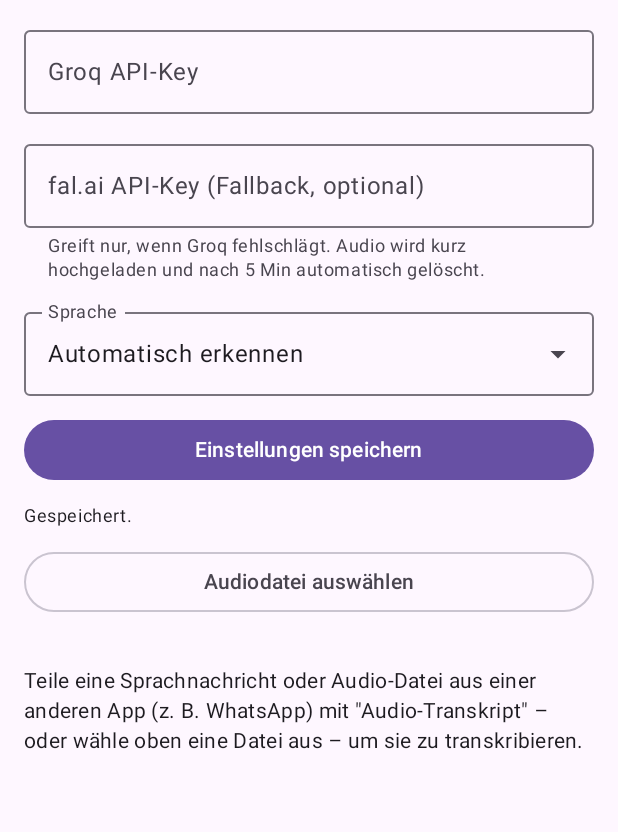
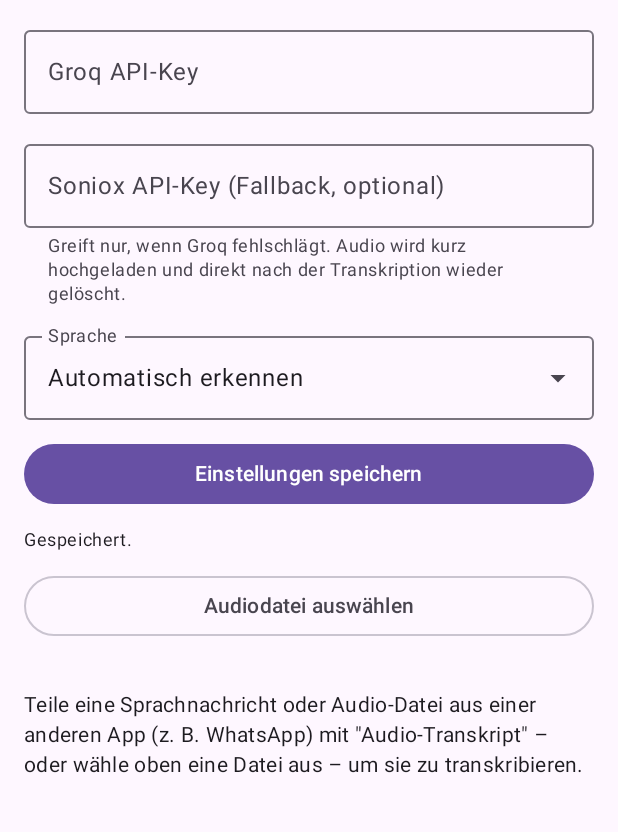
Before and after one commit to IlianP/android-voice-message-transcriber, an Android app built with Jetpack Compose: the screen it shows after launch (MainActivity), after a tap on "Einstellungen speichern", on a phone screen of 412 x 824 dp, the part 72-904 px from its top. Run offline under Robolectric (Android 15) with nearby library versions, the phone set to English and light mode, and no system bars.

Commit message:
Replace fal.ai fallback with Soniox async transcription
Groq stays the primary provider; the second provider is now Soniox instead
of fal.ai Wizper.

- SonioxClient: upload to /v1/files, submit an stt-async-v5 job, poll, then
  fetch the transcript. Soniox keeps uploads and jobs until they are removed,
  so both are deleted afterwards (in a NonCancellable finally block, so a
  cancelled or failed run cleans up too). fal's 5-minute auto-expiry has no
  equivalent here, so explicit deletion takes its place.
- API errors are reported with Soniox's readable `message` field instead of
  the raw JSON body.
- Settings: `falApiKey` becomes `sonioxApiKey`; a previously stored fal key is
  useless now and gets removed from both the encrypted and the legacy store.
- UI and debug panel relabelled; the "open latest upload URL" button is gone
  since Soniox uploads are not publicly reachable, and the log now records the
  file and job IDs so cleanup can be verified.

The Soniox key is entered in the app only, exactly like the Groq key.

Verified against the live API: mp3 and WhatsApp-style mono Opus/OGG voice
notes, German with a language hint and with auto-detect (umlauts intact),
invalid-key error handling, and zero files or jobs left behind afterwards.

Co-Authored-By: Claude Opus 5 <noreply@anthropic.com>
Claude-Session: https://claude.ai/code/session_01FB3wCbUagbwe9cVZUQS7jY

```diff
--- a/app/src/main/java/de/ilianp/audiotranskript/MainActivity.kt
+++ b/app/src/main/java/de/ilianp/audiotranskript/MainActivity.kt
@@ -84,7 +84,7 @@ fun AppScreen(sharedUri: Uri?) {
     val settings = remember { Settings(context) }
 
     var groqKey by remember { mutableStateOf(settings.groqApiKey) }
-    var falKey by remember { mutableStateOf(settings.falApiKey) }
+    var sonioxKey by remember { mutableStateOf(settings.sonioxApiKey) }
     var langCode by remember { mutableStateOf(settings.languageCode) }
     var savedHint by remember { mutableStateOf(false) }
 
@@ -96,7 +96,7 @@ fun AppScreen(sharedUri: Uri?) {
     var job by remember { mutableStateOf<Job?>(null) }
     var debugLog by remember { mutableStateOf(DebugLog.get(context)) }
 
-    val hasKey = groqKey.isNotBlank() || falKey.isNotBlank()
+    val hasKey = groqKey.isNotBlank() || sonioxKey.isNotBlank()
     val activeUri = sharedUri ?: pickedUri
 
     fun startTranscription(uri: Uri) {
@@ -107,8 +107,8 @@ fun AppScreen(sharedUri: Uri?) {
         elapsedSeconds = 0
         job = scope.launch {
             try {
-                result = WizperClient.transcribe(context, uri, groqKey, falKey, langCode) { url ->
-                    DebugLog.addFalUpload(context, url)
+                result = WizperClient.transcribe(context, uri, groqKey, sonioxKey, langCode) { info ->
+                    DebugLog.addSonioxJob(context, info)
                     debugLog = DebugLog.get(context)
                 }
             } catch (e: CancellationException) {
@@ -162,11 +162,11 @@ fun AppScreen(sharedUri: Uri?) {
         )
 
         OutlinedTextField(
-            value = falKey,
-            onValueChange = { falKey = it; savedHint = false },
-            label = { Text("fal.ai API-Key (Fallback, optional)") },
+            value = sonioxKey,
+            onValueChange = { sonioxKey = it; savedHint = false },
+            label = { Text("Soniox API-Key (Fallback, optional)") },
             supportingText = {
-                Text("Greift nur, wenn Groq fehlschlägt. Audio wird kurz hochgeladen und nach 5 Min automatisch gelöscht.")
+                Text("Greift nur, wenn Groq fehlschlägt. Audio wird kurz hochgeladen und direkt nach der Transkription wieder gelöscht.")
             },
             singleLine = true,
             visualTransformation = PasswordVisualTransformation(),
@@ -178,10 +178,10 @@ fun AppScreen(sharedUri: Uri?) {
         Button(
             onClick = {
                 settings.groqApiKey = groqKey
-                settings.falApiKey = falKey
+                settings.sonioxApiKey = sonioxKey
                 settings.languageCode = langCode
                 groqKey = settings.groqApiKey
-                falKey = settings.falApiKey
+                sonioxKey = settings.sonioxApiKey
                 savedHint = true
             },
             modifier = Modifier.fillMaxWidth(),
@@ -227,7 +227,6 @@ fun AppScreen(sharedUri: Uri?) {
             Spacer(Modifier.height(8.dp))
             DebugPanel(
                 log = debugLog,
-                onOpenLatest = { DebugLog.latestUrl(context)?.let { openUrl(context, it) } },
                 onCopy = { clipboard.setText(AnnotatedString(debugLog)) },
                 onClear = { DebugLog.clear(context); debugLog = "" },
             )
@@ -330,7 +329,6 @@ private fun TranscriptionPanel(
 @Composable
 private fun DebugPanel(
     log: String,
-    onOpenLatest: () -> Unit,
     onCopy: () -> Unit,
     onClear: () -> Unit,
 ) {
@@ -341,31 +339,25 @@ private fun DebugPanel(
                 .padding(16.dp),
             verticalArrangement = Arrangement.spacedBy(8.dp),
         ) {
-            Text("Debug: fal.ai-Uploads", style = MaterialTheme.typography.titleMedium)
+            Text("Debug: Soniox-Jobs", style = MaterialTheme.typography.titleMedium)
             if (log.isBlank()) {
                 Text(
-                    "Noch keine Uploads. Greift erst, wenn der fal-Fallback genutzt wird.",
+                    "Noch keine Jobs. Greift erst, wenn der Soniox-Fallback genutzt wird.",
                     style = MaterialTheme.typography.bodySmall,
                 )
             } else {
                 Text(log, style = MaterialTheme.typography.bodySmall)
                 Row(horizontalArrangement = Arrangement.spacedBy(8.dp)) {
-                    OutlinedButton(onClick = onOpenLatest) { Text("Neueste öffnen") }
                     OutlinedButton(onClick = onCopy) { Text("Kopieren") }
                     OutlinedButton(onClick = onClear) { Text("Leeren") }
                 }
                 Text(
-                    "Tipp: URL nach 5 Min im Browser öffnen – sollte dann nicht mehr abrufbar sein.",
+                    "Tipp: IDs in der Soniox-Console prüfen – Datei und Job sollten dort nicht mehr auftauchen.",
                     style = MaterialTheme.typography.bodySmall,
                 )
             }
         }
     }
-}
-
-private fun openUrl(context: Context, url: String) {
-    val view = Intent(Intent.ACTION_VIEW, Uri.parse(url))
-    context.startActivity(Intent.createChooser(view, "URL öffnen"))
 }
 
 private fun shareText(context: Context, text: String) {
--- a/app/src/main/java/de/ilianp/audiotranskript/Settings.kt
+++ b/app/src/main/java/de/ilianp/audiotranskript/Settings.kt
@@ -25,6 +25,7 @@ class Settings(context: Context) {
 
     private val prefs: SharedPreferences = createPrefs(context).also { securePrefs ->
         migrateLegacy(context, securePrefs)
+        dropObsoleteFalKey(context, securePrefs)
     }
 
     var groqApiKey: String
@@ -33,10 +34,10 @@ class Settings(context: Context) {
             prefs.edit().putString(KEY_GROQ, value.trim()).apply()
         }
 
-    var falApiKey: String
-        get() = prefs.getString(KEY_FAL, "") ?: ""
+    var sonioxApiKey: String
+        get() = prefs.getString(KEY_SONIOX, "") ?: ""
         set(value) {
-            prefs.edit().putString(KEY_FAL, value.trim()).apply()
+            prefs.edit().putString(KEY_SONIOX, value.trim()).apply()
         }
 
     var languageCode: String
@@ -56,7 +57,8 @@ class Settings(context: Context) {
         private const val SECURE_FILE = "settings_secure"
         private const val LEGACY_FILE = "settings"
         private const val KEY_GROQ = "api_key"
-        private const val KEY_FAL = "fal_api_key"
+        private const val KEY_SONIOX = "soniox_api_key"
+        private const val KEY_LEGACY_FAL = "fal_api_key"
         private const val KEY_LANG = "language"
         private const val KEY_SPEED = "playback_speed"
 
@@ -79,15 +81,28 @@ class Settings(context: Context) {
         /** Copies keys from the old plaintext file into [securePrefs] once, then clears them. */
         private fun migrateLegacy(context: Context, securePrefs: SharedPreferences) {
             val legacy = context.getSharedPreferences(LEGACY_FILE, Context.MODE_PRIVATE)
-            val hasLegacy = legacy.contains(KEY_GROQ) || legacy.contains(KEY_FAL) || legacy.contains(KEY_LANG)
+            val hasLegacy = legacy.contains(KEY_GROQ) || legacy.contains(KEY_LANG)
             if (!hasLegacy || securePrefs.contains(KEY_GROQ)) return
 
             securePrefs.edit()
                 .putString(KEY_GROQ, legacy.getString(KEY_GROQ, "") ?: "")
-                .putString(KEY_FAL, legacy.getString(KEY_FAL, "") ?: "")
                 .putString(KEY_LANG, legacy.getString(KEY_LANG, "") ?: "")
                 .apply()
             legacy.edit().clear().apply()
         }
+
+        /**
+         * fal.ai was replaced by Soniox, so a stored fal key is dead weight. Remove it from both
+         * stores — including the plaintext file, which [migrateLegacy] may have skipped.
+         */
+        private fun dropObsoleteFalKey(context: Context, securePrefs: SharedPreferences) {
+            if (securePrefs.contains(KEY_LEGACY_FAL)) {
+                securePrefs.edit().remove(KEY_LEGACY_FAL).apply()
+            }
+            val legacy = context.getSharedPreferences(LEGACY_FILE, Context.MODE_PRIVATE)
+            if (legacy.contains(KEY_LEGACY_FAL)) {
+                legacy.edit().remove(KEY_LEGACY_FAL).apply()
+            }
+        }
     }
 }
```
Also changed, not shown: app/src/main/java/de/ilianp/audiotranskript/DebugLog.kt (+6 -9 lines), app/src/main/java/de/ilianp/audiotranskript/FalClient.kt (deleted, +0 -153 lines), app/src/main/java/de/ilianp/audiotranskript/SonioxClient.kt (added, +170 -0 lines), app/src/main/java/de/ilianp/audiotranskript/WizperClient.kt (+7 -7 lines), 1 other file.
